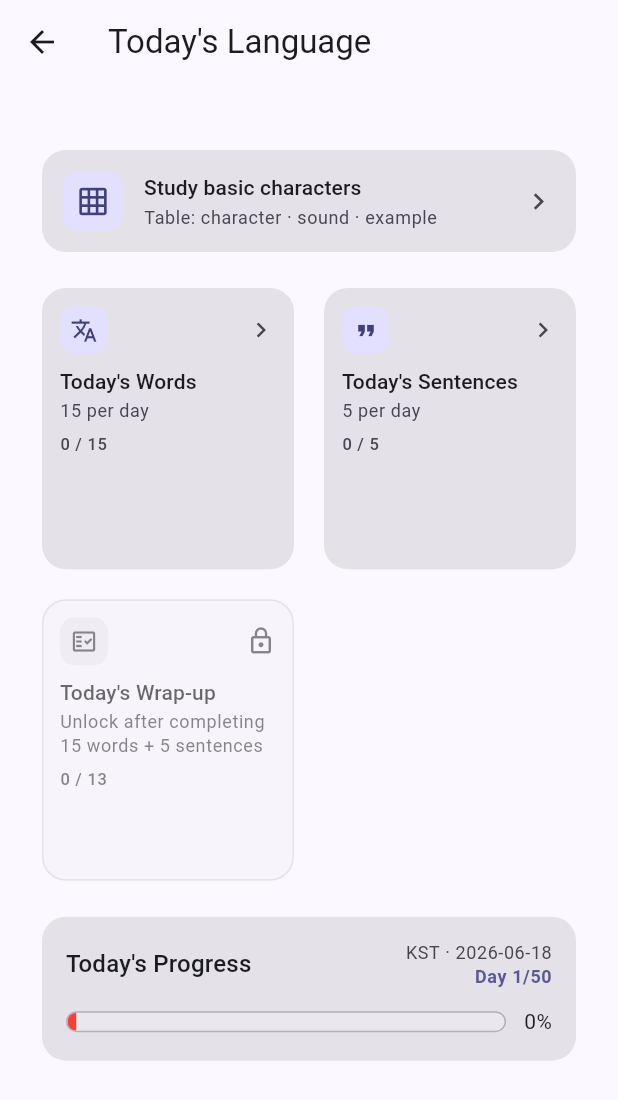
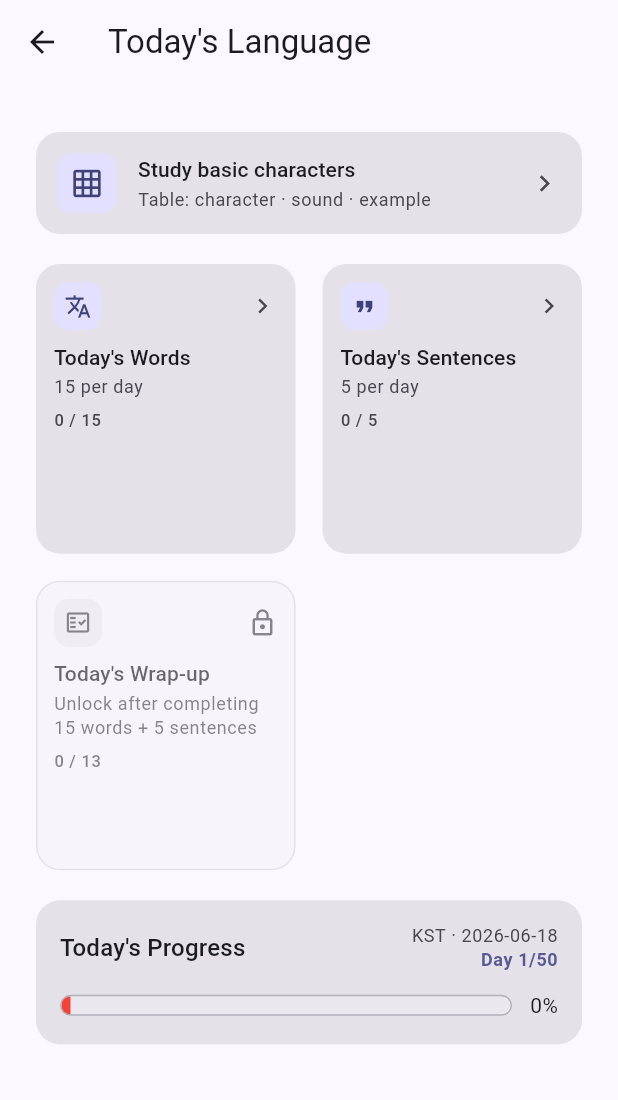
Before and after one commit to qjatjr48724/todays-language, a Flutter app: the HomeScreen screen opened directly, on a phone screen of 412 x 824 dp. Shown: the top 1100 px of the screen. Run offline on Flutter 3.47's test engine with Material 3 defaults, Android fonts, the phone set to English and light mode, and no system bars; our stand-ins replace audioplayers, cloud_firestore, cloud_functions, firebase_auth, firebase_core, firebase_storage and 3 more; accounts and stored records are empty.

Commit message:
ui(mobile): 홈·진행률 레이아웃 간격 조정 및 [단계 43] 진행 기록
홈 메뉴 간격을 줄이고 상단 패딩을 16으로 맞췄다. 진행률 캘린더 날짜 셀은 childAspectRatio 1.0으로 정사각형에 가깝게 조정했다.

Co-authored-by: Cursor <cursoragent@cursor.com>

```diff
--- a/app/mobile/lib/screens/home_screen.dart
+++ b/app/mobile/lib/screens/home_screen.dart
@@ -211,7 +211,7 @@ class _HomeScreenState extends State<HomeScreen> {
         ],
       ),
       body: SingleChildScrollView(
-        padding: const EdgeInsets.all(24),
+        padding: const EdgeInsets.fromLTRB(20, 16, 20, 20),
         child: Column(
           crossAxisAlignment: CrossAxisAlignment.start,
           children: [
@@ -237,7 +237,7 @@ class _HomeScreenState extends State<HomeScreen> {
                 ),
               ),
             ],
-            const SizedBox(height: 16),
+            const SizedBox(height: 12),
 
             HomeFeatureCard(
               title: l10n.home_basic_characters_button,
@@ -254,14 +254,14 @@ class _HomeScreenState extends State<HomeScreen> {
                     .then((_) => _refreshTodayProgress());
               },
             ),
-            const SizedBox(height: 16),
+            const SizedBox(height: 12),
 
             GridView.count(
               crossAxisCount: 2,
               shrinkWrap: true,
               physics: const NeverScrollableScrollPhysics(),
-              mainAxisSpacing: 12,
-              crossAxisSpacing: 12,
+              mainAxisSpacing: 10,
+              crossAxisSpacing: 10,
               // 카드 안 Column(아이콘행+제목+부제+진행)이 세로로 넉넉히 들어가도록 셀을 약간 높임
               childAspectRatio: 0.9,
               children: [
@@ -330,7 +330,7 @@ class _HomeScreenState extends State<HomeScreen> {
             ),
 
             if (showReviewMenu) ...[
-              const SizedBox(height: 16),
+              const SizedBox(height: 12),
               HomeFeatureCard(
                 title: l10n.home_curriculum_review_card_title,
                 subtitle: l10n.home_curriculum_review_card_subtitle,
@@ -351,7 +351,7 @@ class _HomeScreenState extends State<HomeScreen> {
               ),
             ],
 
-            const SizedBox(height: 16),
+            const SizedBox(height: 12),
             SectionCard(
               title: l10n.home_progress_section_title,
               trailing: Column(
--- a/app/mobile/lib/screens/progress_screen.dart
+++ b/app/mobile/lib/screens/progress_screen.dart
@@ -295,7 +295,7 @@ class ProgressScreenState extends State<ProgressScreen> {
                   crossAxisSpacing: 5,
                   // 달력 셀 내부(숫자 + 스티커)가 아래로 overflow 되는 문제를 방지하기 위해
                   // 정사각형보다 살짝 "세로로" 여유를 둡니다.
-                  childAspectRatio: 0.85,
+                  childAspectRatio: 1.0,
                 ),
                 itemBuilder: (context, index) {
                   final dayNumber = index - leadingBlankCount + 1;
```
Also changed, not shown: 1 other file.
